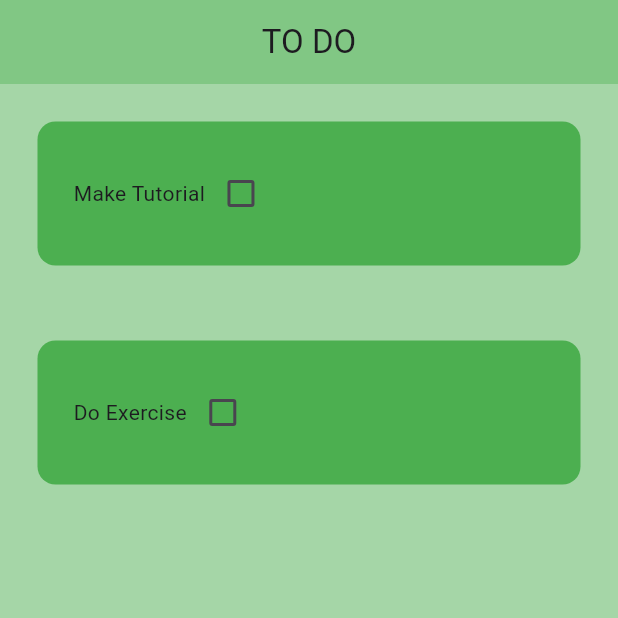
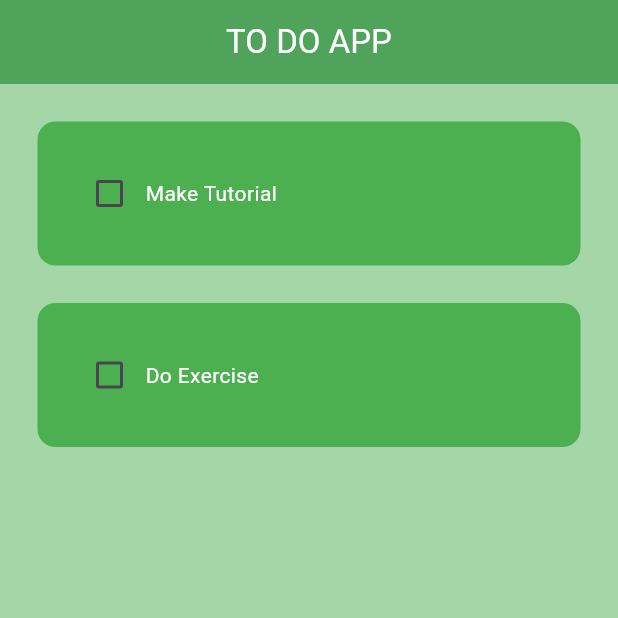
Before and after one commit to O-rensa/flutter_todo, a Flutter app: the screen it shows after launch, on a phone screen of 412 x 824 dp, the top half of it. Run offline on Flutter 3.47's test engine with Material 3 defaults, Android fonts, the phone set to English and light mode, and no system bars.

Commit message:
Finished check box

```diff
--- a/todo_app/lib/components/todo_tile.dart
+++ b/todo_app/lib/components/todo_tile.dart
@@ -15,7 +15,7 @@ class ToDoTile extends StatelessWidget {
   @override
   Widget build(BuildContext context) {
     return Padding(
-      padding: const EdgeInsets.all(25.0),
+      padding: const EdgeInsets.only(left:25.0, right: 25.0, top: 25.0),
       child: Container(
         padding: const EdgeInsets.all(24),
         decoration: BoxDecoration(
@@ -24,11 +24,20 @@ class ToDoTile extends StatelessWidget {
         ),
         child:  Row(
           children: [
+            // check box
+            Checkbox(
+              value: taskCompleted,
+              onChanged: onChanged,
+              activeColor: Colors.black,
+              ),
+
             // task name
-            Text(taskName),
-
-            // checkbox
-            Checkbox(value: taskCompleted, onChanged: onChanged)
+            Text(
+              style: TextStyle(
+                color: Colors.white,
+                decoration: taskCompleted ? TextDecoration.lineThrough : TextDecoration.none,
+              ),
+              taskName),
           ]
         )
       ),
--- a/todo_app/lib/pages/home_page.dart
+++ b/todo_app/lib/pages/home_page.dart
@@ -30,9 +30,13 @@ class _HomePageState extends State<HomePage> {
       backgroundColor: Colors.green[200],
       appBar: AppBar(
         centerTitle: true,
-        backgroundColor: Colors.green[300],
-        title: const Text('TO DO'),
-        elevation: 0,
+        backgroundColor: Colors.green,
+        title: const Text(
+          style: TextStyle(
+            color: Colors.white
+          ),
+          'TO DO APP'),
+        elevation: 10,
       ),
       body: ListView.builder(
         itemCount: toDoList.length,
```
